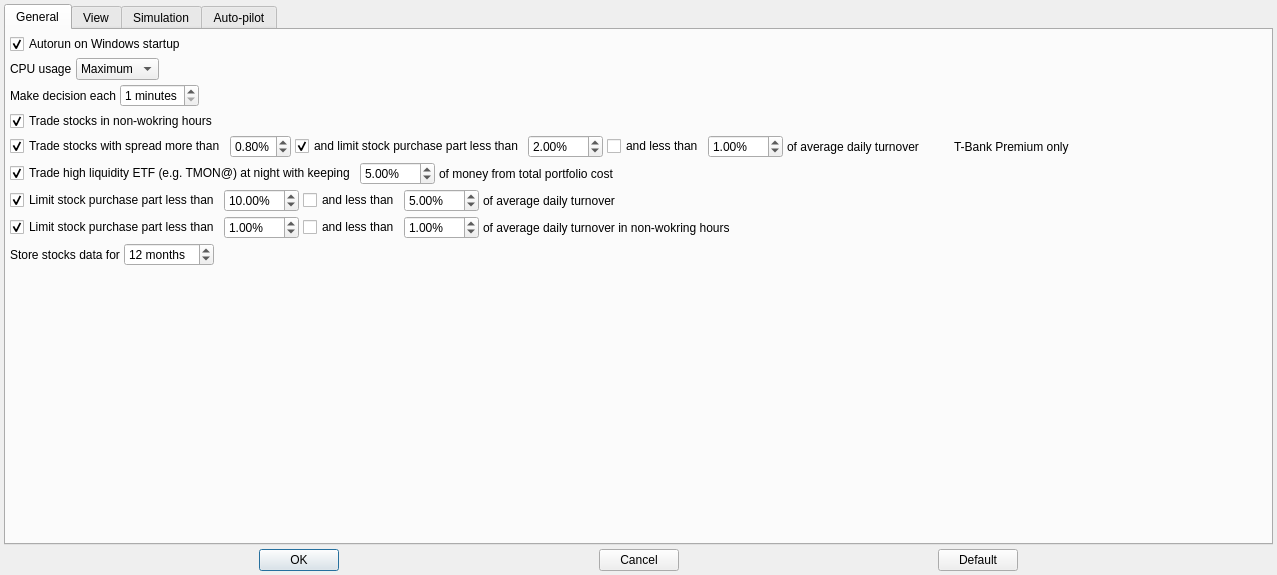
The window that app/src/dialogs/settingsdialog/settingsdialog.ui (Gris87/TInvestor) describes before a commit, drawn with Qt 5.
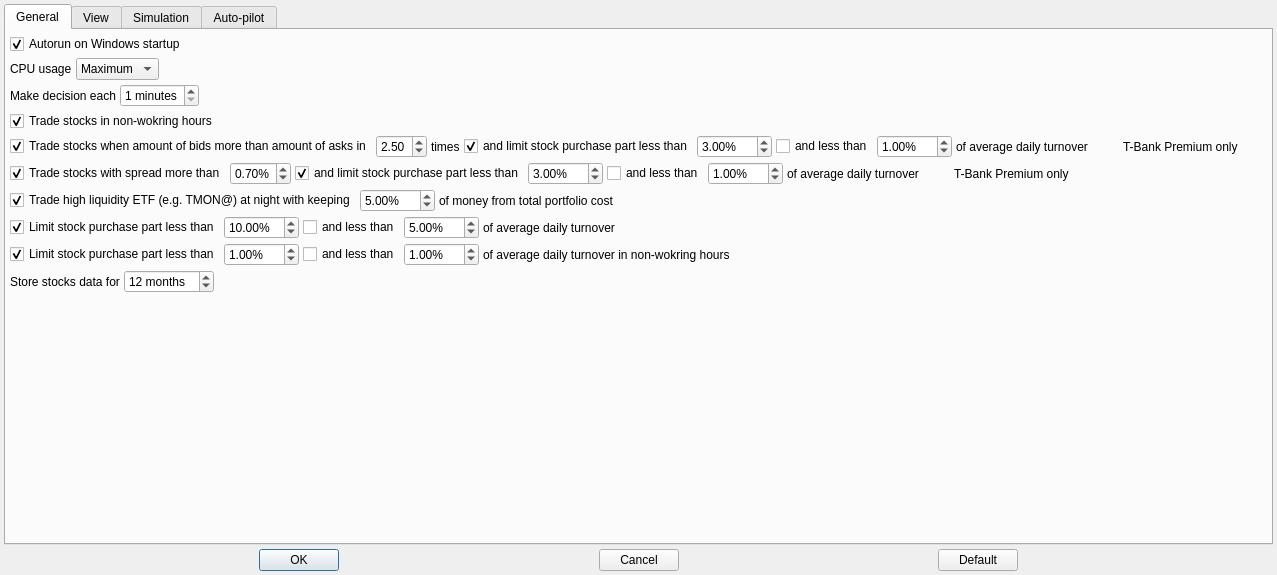
The same window after the commit. Icons and pictures are not drawn.

Commit message: Huge bid option

Patch:
```diff
--- a/app/src/dialogs/settingsdialog/settingsdialog.ui
+++ b/app/src/dialogs/settingsdialog/settingsdialog.ui
@@ -194,6 +194,198 @@
           <number>4</number>
          </property>
          <item>
+          <widget class="QCheckBox" name="tradeHugeBidCheckBox">
+           <property name="text">
+            <string>Trade stocks when amount of bids more than amount of asks in</string>
+           </property>
+           <property name="checked">
+            <bool>true</bool>
+           </property>
+          </widget>
+         </item>
+         <item>
+          <widget class="QWidget" name="hugeBidWidget" native="true">
+           <layout class="QHBoxLayout" name="horizontalLayout_12">
+            <property name="spacing">
+             <number>4</number>
+            </property>
+            <property name="leftMargin">
+             <number>0</number>
+            </property>
+            <property name="topMargin">
+             <number>0</number>
+            </property>
+            <property name="rightMargin">
+             <number>0</number>
+            </property>
+            <property name="bottomMargin">
+             <number>0</number>
+            </property>
+            <item>
+             <widget class="QDoubleSpinBox" name="hugeBidDoubleSpinBox">
+              <property name="minimum">
+               <double>0.500000000000000</double>
+              </property>
+              <property name="maximum">
+               <double>5.000000000000000</double>
+              </property>
+              <property name="singleStep">
+               <double>0.100000000000000</double>
+              </property>
+              <property name="value">
+               <double>2.500000000000000</double>
+              </property>
+             </widget>
+            </item>
+            <item>
+             <widget class="QLabel" name="label_9">
+              <property name="text">
+               <string>times</string>
+              </property>
+             </widget>
+            </item>
+            <item>
+             <widget class="QCheckBox" name="hugeBidLimitStockPurchaseCheckBox">
+              <property name="text">
+               <string>and limit stock purchase part less than</string>
+              </property>
+              <property name="checked">
+               <bool>true</bool>
+              </property>
+             </widget>
+            </item>
+            <item>
+             <widget class="QWidget" name="hugeBidLimitByTurnoverWidget" native="true">
+              <layout class="QHBoxLayout" name="horizontalLayout_14">
+               <property name="spacing">
+                <number>4</number>
+               </property>
+               <property name="leftMargin">
+                <number>0</number>
+               </property>
+               <property name="topMargin">
+                <number>0</number>
+               </property>
+               <property name="rightMargin">
+                <number>0</number>
+               </property>
+               <property name="bottomMargin">
+                <number>0</number>
+               </property>
+               <item>
+                <widget class="QDoubleSpinBox" name="hugeBidLimitStockPurchasePartDoubleSpinBox">
+                 <property name="suffix">
+                  <string notr="true">%</string>
+                 </property>
+                 <property name="maximum">
+                  <double>100.000000000000000</double>
+                 </property>
+                 <property name="singleStep">
+                  <double>0.100000000000000</double>
+                 </property>
+                 <property name="value">
+                  <double>3.000000000000000</double>
+                 </property>
+                </widget>
+               </item>
+               <item>
+                <widget class="QCheckBox" name="hugeBidLimitByTurnoverCheckBox">
+                 <property name="text">
+                  <string>and less than</string>
+                 </property>
+                </widget>
+               </item>
+               <item>
+                <widget class="QDoubleSpinBox" name="hugeBidLimitByTurnoverPercentDoubleSpinBox">
+                 <property name="suffix">
+                  <string notr="true">%</string>
+                 </property>
+                 <property name="maximum">
+                  <double>100.000000000000000</double>
+                 </property>
+                 <property name="singleStep">
+                  <double>0.100000000000000</double>
+                 </property>
+                 <property name="value">
+                  <double>1.000000000000000</double>
+                 </property>
+                </widget>
+               </item>
+               <item>
+                <widget class="QLabel" name="label_8">
+                 <property name="text">
+                  <string>of average daily turnover</string>
+                 </property>
+                </widget>
+               </item>
+              </layout>
+             </widget>
+            </item>
+           </layout>
+          </widget>
+         </item>
+         <item>
+          <widget class="QWidget" name="tradeHugeBidCommissionWidget" native="true">
+           <layout class="QHBoxLayout" name="horizontalLayout_11">
+            <property name="spacing">
+             <number>4</number>
+            </property>
+            <property name="leftMargin">
+             <number>20</number>
+            </property>
+            <property name="topMargin">
+             <number>0</number>
+            </property>
+            <property name="rightMargin">
+             <number>0</number>
+            </property>
+            <property name="bottomMargin">
+             <number>0</number>
+            </property>
+            <item>
+             <widget class="QLabel" name="label_2">
+              <property name="sizePolicy">
+               <sizepolicy hsizetype="Maximum" vsizetype="Preferred">
+                <horstretch>0</horstretch>
+                <verstretch>0</verstretch>
+               </sizepolicy>
+              </property>
+              <property name="pixmap">
+               <pixmap resource="../../../Resources.qrc">:/assets/images/warning.png</pixmap>
+              </property>
+             </widget>
+            </item>
+            <item>
+             <widget class="QLabel" name="label_6">
+              <property name="text">
+               <string>T-Bank Premium only</string>
+              </property>
+             </widget>
+            </item>
+           </layout>
+          </widget>
+         </item>
+         <item>
+          <spacer name="horizontalSpacer_11">
+           <property name="orientation">
+            <enum>Qt::Orientation::Horizontal</enum>
+           </property>
+           <property name="sizeHint" stdset="0">
+            <size>
+             <width>40</width>
+             <height>20</height>
+            </size>
+           </property>
+          </spacer>
+         </item>
+        </layout>
+       </item>
+       <item>
+        <layout class="QHBoxLayout" name="horizontalLayout_17">
+         <property name="spacing">
+          <number>4</number>
+         </property>
+         <item>
           <widget class="QCheckBox" name="tradeHugeSpreadCheckBox">
            <property name="text">
             <string>Trade stocks with spread more than</string>
@@ -236,7 +428,7 @@
                <double>0.100000000000000</double>
               </property>
               <property name="value">
-               <double>0.800000000000000</double>
+               <double>0.700000000000000</double>
               </property>
              </widget>
             </item>
@@ -280,7 +472,7 @@
                   <double>0.100000000000000</double>
                  </property>
                  <property name="value">
-                  <double>2.000000000000000</double>
+                  <double>3.000000000000000</double>
                  </property>
                 </widget>
                </item>
```
The commit also changes 12 other files.
